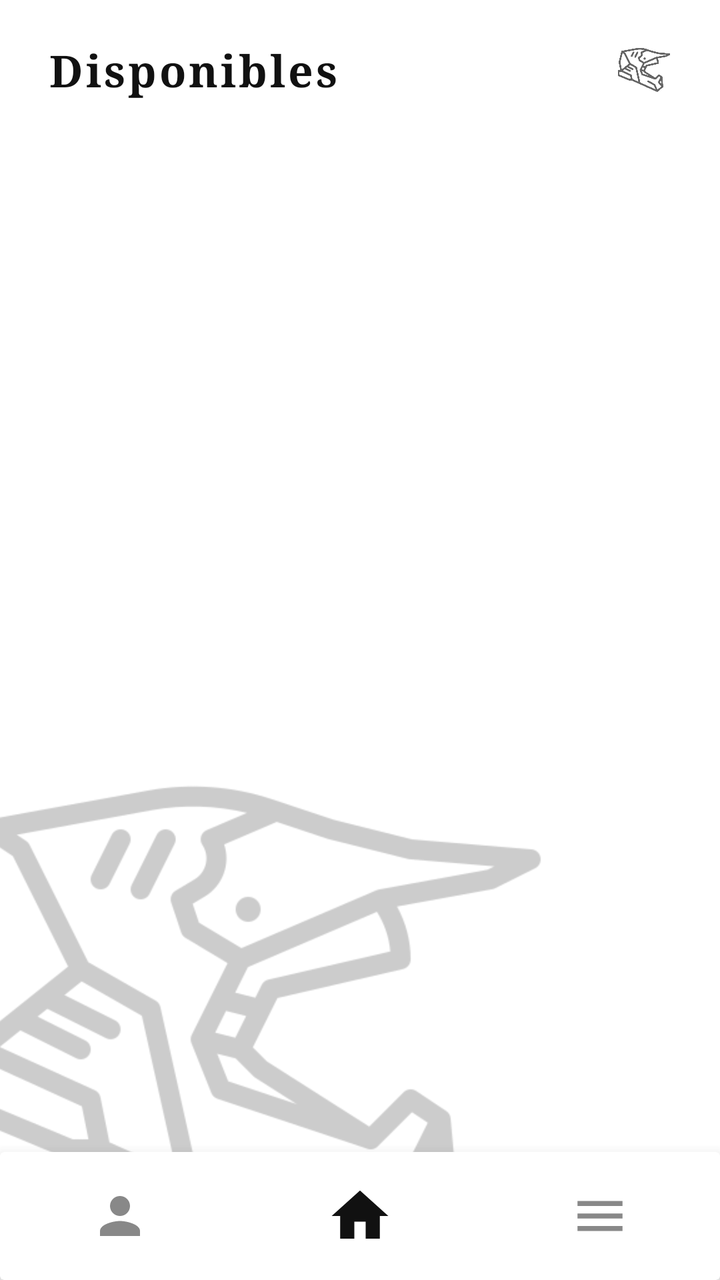
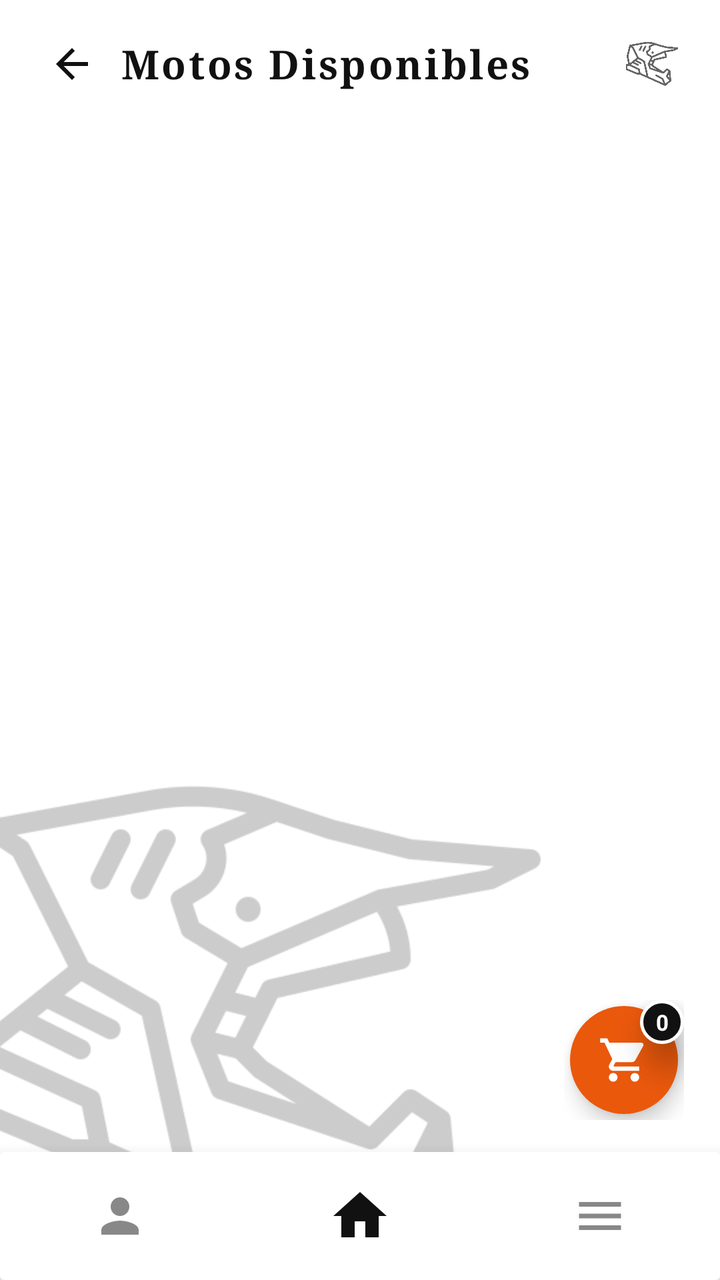

Before-and-after screenshots of an Android layout around one commit, followed by the original layout XML and the change that was made.
<!-- AndroidManifest.xml: application theme Theme.MiAPPBiker -->
<!-- res/layout/activity_motos_catalog.xml -->
<?xml version="1.0" encoding="utf-8"?>
<FrameLayout xmlns:android="http://schemas.android.com/apk/res/android"
    xmlns:app="http://schemas.android.com/apk/res-auto"
    xmlns:tools="http://schemas.android.com/tools"
    android:id="@+id/motos_catalog_root"
    android:layout_width="match_parent"
    android:layout_height="match_parent"
    android:background="#FFFFFF">

    
    <ImageView
        android:id="@+id/iv_catalog_watermark"
        android:layout_width="320dp"
        android:layout_height="320dp"
        android:layout_gravity="bottom|start"
        android:layout_marginStart="-40dp"
        android:layout_marginBottom="-40dp"
        android:alpha="0.20"
        android:scaleType="fitCenter"
        android:src="@drawable/ic_helmet_logo"
        android:contentDescription="Watermark Casco" />

    <androidx.constraintlayout.widget.ConstraintLayout
        android:layout_width="match_parent"
        android:layout_height="match_parent">

        
        <LinearLayout
            android:id="@+id/ll_catalog_header"
            android:layout_width="match_parent"
            android:layout_height="wrap_content"
            android:gravity="center_vertical"
            android:orientation="horizontal"
            android:paddingHorizontal="24dp"
            android:paddingTop="20dp"
            android:paddingBottom="12dp"
            app:layout_constraintTop_toTopOf="parent">

            <TextView
                android:layout_width="0dp"
                android:layout_height="wrap_content"
                android:layout_weight="1"
                android:fontFamily="serif"
                android:letterSpacing="0.06"
                android:text="Disponibles"
                android:textColor="#111111"
                android:textSize="22sp"
                android:textStyle="bold" />

            <ImageView
                android:layout_width="28dp"
                android:layout_height="28dp"
                android:alpha="0.6"
                android:src="@drawable/ic_helmet_logo"
                android:contentDescription="Logo" />
        </LinearLayout>

        
        <ScrollView
            android:id="@+id/scroll_catalog"
            android:layout_width="0dp"
            android:layout_height="0dp"
            android:fillViewport="true"
            app:layout_constraintBottom_toTopOf="@id/card_bottom_nav"
            app:layout_constraintEnd_toEndOf="parent"
            app:layout_constraintStart_toStartOf="parent"
            app:layout_constraintTop_toBottomOf="@id/ll_catalog_header">

            
            <LinearLayout
                android:id="@+id/ll_motos_grid_container"
                android:layout_width="match_parent"
                android:layout_height="wrap_content"
                android:orientation="vertical"
                android:paddingHorizontal="16dp"
                android:paddingBottom="24dp">
                
            </LinearLayout>
        </ScrollView>

        
        <androidx.cardview.widget.CardView
            android:id="@+id/card_bottom_nav"
            android:layout_width="match_parent"
            android:layout_height="64dp"
            android:background="#FFFFFF"
            app:cardElevation="10dp"
            app:layout_constraintBottom_toBottomOf="parent">

            <LinearLayout
                android:layout_width="match_parent"
                android:layout_height="match_parent"
                android:gravity="center"
                android:orientation="horizontal"
                android:weightSum="3">

                
                <FrameLayout
                    android:id="@+id/nav_btn_profile"
                    android:layout_width="0dp"
                    android:layout_height="match_parent"
                    android:layout_weight="1"
                    android:clickable="true"
                    android:focusable="true">

                    <ImageView
                        android:layout_width="30dp"
                        android:layout_height="30dp"
                        android:layout_gravity="center"
                        android:src="@drawable/ic_person"
                        app:tint="#888888"
                        android:contentDescription="Perfil" />
                </FrameLayout>

                
                <FrameLayout
                    android:id="@+id/nav_btn_home"
                    android:layout_width="0dp"
                    android:layout_height="match_parent"
                    android:layout_weight="1"
                    android:clickable="true"
                    android:focusable="true">

                    <ImageView
                        android:layout_width="34dp"
                        android:layout_height="34dp"
                        android:layout_gravity="center"
                        android:src="@drawable/ic_home"
                        app:tint="#111111"
                        android:contentDescription="Inicio" />
                </FrameLayout>

                
                <FrameLayout
                    android:id="@+id/nav_btn_locations"
                    android:layout_width="0dp"
                    android:layout_height="match_parent"
                    android:layout_weight="1"
                    android:clickable="true"
                    android:focusable="true">

                    <ImageView
                        android:layout_width="30dp"
                        android:layout_height="30dp"
                        android:layout_gravity="center"
                        android:src="@drawable/ic_menu"
                        app:tint="#888888"
                        android:contentDescription="Sucursales" />
                </FrameLayout>
            </LinearLayout>
        </androidx.cardview.widget.CardView>

    </androidx.constraintlayout.widget.ConstraintLayout>
</FrameLayout>
<!-- resources referenced by this layout -->
<resources>
  <!-- drawable ic_helmet_logo: png bitmap (drawable, 31103 bytes) -->
  <!-- drawable ic_home (drawable) -->
  <vector xmlns:android="http://schemas.android.com/apk/res/android"
      android:width="28dp"
      android:height="28dp"
      android:viewportWidth="24"
      android:viewportHeight="24">
      <path
          android:fillColor="#FF000000"
          android:pathData="M10,20v-6h4v6h5v-8h3L12,3 2,12h3v8z" />
  </vector>
  <!-- drawable ic_menu (drawable) -->
  <vector xmlns:android="http://schemas.android.com/apk/res/android"
      android:width="28dp"
      android:height="28dp"
      android:viewportWidth="24"
      android:viewportHeight="24">
      <path
          android:fillColor="#FF000000"
          android:pathData="M3,18h18v-2L3,16v2zM3,13h18v-2L3,11v2zM3,6v2h18L21,6L3,6z" />
  </vector>
  <!-- drawable ic_person (drawable) -->
  <vector xmlns:android="http://schemas.android.com/apk/res/android"
      android:width="28dp"
      android:height="28dp"
      android:viewportWidth="24"
      android:viewportHeight="24">
      <path
          android:fillColor="#FF000000"
          android:pathData="M12,12c2.21,0 4,-1.79 4,-4s-1.79,-4 -4,-4 -4,1.79 -4,4 1.79,4 4,4zM12,14c-2.67,0 -8,1.34 -8,4v2h16v-2c0,-2.66 -5.33,-4 -8,-4z" />
  </vector>
  <style name="Theme.MiAPPBiker" parent="Base.Theme.MiAPPBiker" />
  <style name="Base.Theme.MiAPPBiker" parent="Theme.Material3.DayNight.NoActionBar">
          
          
      </style>
</resources>

<!-- the commit's change to res/layout/activity_motos_catalog.xml (unified diff, before → after) -->
@@ -31,20 +31,32 @@
             android:layout_height="wrap_content"
             android:gravity="center_vertical"
             android:orientation="horizontal"
-            android:paddingHorizontal="24dp"
-            android:paddingTop="20dp"
+            android:paddingHorizontal="20dp"
+            android:paddingTop="16dp"
             android:paddingBottom="12dp"
             app:layout_constraintTop_toTopOf="parent">
+
+            <ImageView
+                android:id="@+id/btn_back_home"
+                android:layout_width="32dp"
+                android:layout_height="32dp"
+                android:clickable="true"
+                android:focusable="true"
+                android:padding="4dp"
+                android:src="@drawable/ic_arrow_back"
+                app:tint="#111111"
+                android:contentDescription="Regresar" />
 
             <TextView
                 android:layout_width="0dp"
                 android:layout_height="wrap_content"
+                android:layout_marginStart="8dp"
                 android:layout_weight="1"
                 android:fontFamily="serif"
                 android:letterSpacing="0.06"
-                android:text="Disponibles"
+                android:text="Motos Disponibles"
                 android:textColor="#111111"
-                android:textSize="22sp"
+                android:textSize="20sp"
                 android:textStyle="bold" />
 
             <ImageView
@@ -58,25 +70,66 @@
         
         <ScrollView
             android:id="@+id/scroll_catalog"
-            android:layout_width="0dp"
+            android:layout_width="match_parent"
             android:layout_height="0dp"
             android:fillViewport="true"
-            app:layout_constraintBottom_toTopOf="@id/card_bottom_nav"
-            app:layout_constraintEnd_toEndOf="parent"
-            app:layout_constraintStart_toStartOf="parent"
-            app:layout_constraintTop_toBottomOf="@id/ll_catalog_header">
-
-            
+            android:scrollbars="none"
+            app:layout_constraintBottom_toTopOf="@+id/card_bottom_nav"
+            app:layout_constraintTop_toBottomOf="@+id/ll_catalog_header">
+
             <LinearLayout
                 android:id="@+id/ll_motos_grid_container"
                 android:layout_width="match_parent"
                 android:layout_height="wrap_content"
                 android:orientation="vertical"
-                android:paddingHorizontal="16dp"
-                android:paddingBottom="24dp">
+                android:paddingHorizontal="10dp"
+                android:paddingTop="6dp"
+                android:paddingBottom="30dp">
                 
             </LinearLayout>
         </ScrollView>
+
+        
+        <FrameLayout
+            android:id="@+id/btn_floating_cart"
+            android:layout_width="60dp"
+            android:layout_height="60dp"
+            android:layout_marginEnd="18dp"
+            android:layout_marginBottom="16dp"
+            android:clickable="true"
+            android:focusable="true"
+            app:layout_constraintBottom_toTopOf="@+id/card_bottom_nav"
+            app:layout_constraintEnd_toEndOf="parent">
+
+            <View
+                android:layout_width="54dp"
+                android:layout_height="54dp"
+                android:layout_gravity="center"
+                android:background="@drawable/bg_floating_cart"
+                android:elevation="6dp" />
+
+            <ImageView
+                android:layout_width="26dp"
+                android:layout_height="26dp"
+                android:layout_gravity="center"
+                android:elevation="8dp"
+                android:src="@drawable/ic_shopping_cart"
+                app:tint="#FFFFFF"
+                android:contentDescription="Carrito" />
+
+            <TextView
+                android:id="@+id/tv_cart_badge"
+                android:layout_width="22dp"
+                android:layout_height="22dp"
+                android:layout_gravity="top|end"
+                android:background="@drawable/bg_badge_circle"
+                android:elevation="10dp"
+                android:gravity="center"
+                android:text="0"
+                android:textColor="#FFFFFF"
+                android:textSize="11sp"
+                android:textStyle="bold" />
+        </FrameLayout>
 
         
         <androidx.cardview.widget.CardView
@@ -84,7 +137,7 @@
             android:layout_width="match_parent"
             android:layout_height="64dp"
             android:background="#FFFFFF"
-            app:cardElevation="10dp"
+            app:cardElevation="12dp"
             app:layout_constraintBottom_toBottomOf="parent">
 
             <LinearLayout
@@ -104,8 +157,8 @@
                     android:focusable="true">
 
                     <ImageView
-                        android:layout_width="30dp"
-                        android:layout_height="30dp"
+                        android:layout_width="28dp"
+                        android:layout_height="28dp"
                         android:layout_gravity="center"
                         android:src="@drawable/ic_person"
                         app:tint="#888888"
@@ -122,8 +175,8 @@
                     android:focusable="true">
 
                     <ImageView
-                        android:layout_width="34dp"
-                        android:layout_height="34dp"
+                        android:layout_width="32dp"
+                        android:layout_height="32dp"
                         android:layout_gravity="center"
                         android:src="@drawable/ic_home"
                         app:tint="#111111"
@@ -140,8 +193,8 @@
                     android:focusable="true">
 
                     <ImageView
-                        android:layout_width="30dp"
-                        android:layout_height="30dp"
+                        android:layout_width="28dp"
+                        android:layout_height="28dp"
                         android:layout_gravity="center"
                         android:src="@drawable/ic_menu"
                         app:tint="#888888"
<!-- resource entries referenced after the edit -->
@@ -1,5 +1,28 @@
 <!-- resources referenced by this layout -->
 <resources>
+  <!-- drawable bg_badge_circle (drawable) -->
+  <?xml version="1.0" encoding="utf-8"?>
+  <shape xmlns:android="http://schemas.android.com/apk/res/android"
+      android:shape="oval">
+      <solid android:color="#111111" />
+      <stroke android:width="1.5dp" android:color="#FFFFFF" />
+  </shape>
+  <!-- drawable bg_floating_cart (drawable) -->
+  <?xml version="1.0" encoding="utf-8"?>
+  <shape xmlns:android="http://schemas.android.com/apk/res/android"
+      android:shape="oval">
+      <solid android:color="#EA580C" />
+  </shape>
+  <!-- drawable ic_arrow_back (drawable) -->
+  <vector xmlns:android="http://schemas.android.com/apk/res/android"
+      android:width="24dp"
+      android:height="24dp"
+      android:viewportWidth="24"
+      android:viewportHeight="24">
+      <path
+          android:fillColor="#111111"
+          android:pathData="M20,11H7.83l5.59,-5.59L12,4l-8,8 8,8 1.41,-1.41L7.83,13H20v-2z" />
+  </vector>
   <!-- drawable ic_helmet_logo: png bitmap (drawable, 31103 bytes) -->
   <!-- drawable ic_home (drawable) -->
   <vector xmlns:android="http://schemas.android.com/apk/res/android"
@@ -31,6 +54,16 @@
           android:fillColor="#FF000000"
           android:pathData="M12,12c2.21,0 4,-1.79 4,-4s-1.79,-4 -4,-4 -4,1.79 -4,4 1.79,4 4,4zM12,14c-2.67,0 -8,1.34 -8,4v2h16v-2c0,-2.66 -5.33,-4 -8,-4z" />
   </vector>
+  <!-- drawable ic_shopping_cart (drawable) -->
+  <vector xmlns:android="http://schemas.android.com/apk/res/android"
+      android:width="24dp"
+      android:height="24dp"
+      android:viewportWidth="24"
+      android:viewportHeight="24">
+    <path
+        android:fillColor="#FFFFFFFF"
+        android:pathData="M7,18c-1.1,0 -1.99,0.9 -1.99,2S5.9,22 7,22s2,-0.9 2,-2 -0.9,-2 -2,-2zM1,2v2h2l3.6,7.59 -1.35,2.45c-0.16,0.28 -0.25,0.61 -0.25,0.96 0,1.1 0.9,2 2,2h12v-2L7.42,15c-0.14,0 -0.25,-0.11 -0.25,-0.25l0.03,-0.12 0.9,-1.63h7.45c0.75,0 1.41,-0.41 1.75,-1.03l3.58,-6.49c0.08,-0.14 0.12,-0.31 0.12,-0.48 0,-0.55 -0.45,-1 -1,-1L5.21,4l-0.94,-2L1,2zM17,18c-1.1,0 -1.99,0.9 -1.99,2s0.89,2 1.99,2 2,-0.9 2,-2 -0.9,-2 -2,-2z"/>
+  </vector>
   <style name="Theme.MiAPPBiker" parent="Base.Theme.MiAPPBiker" />
   <style name="Base.Theme.MiAPPBiker" parent="Theme.Material3.DayNight.NoActionBar">
           
